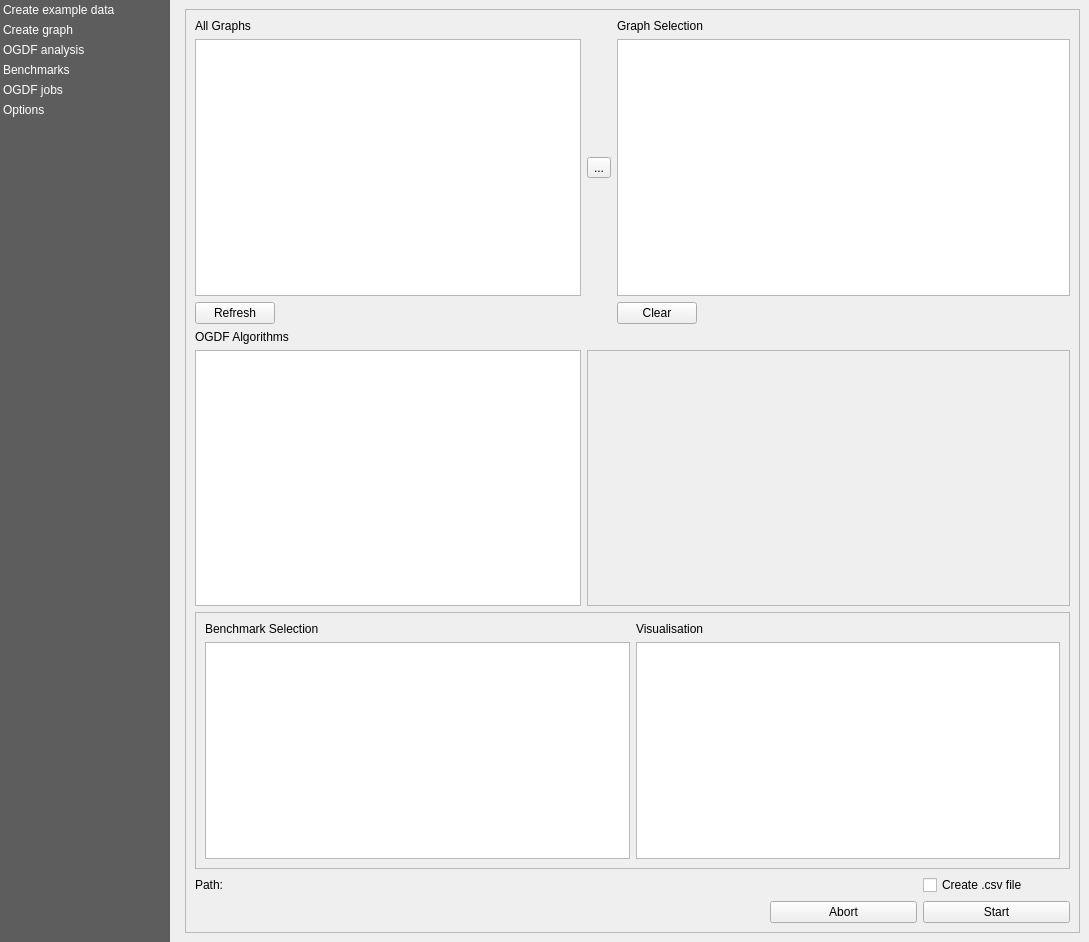
Before: the Qt Designer form views/PluginDialog.ui in S-P-A-N-N-E-R-S/Frontend, drawn with Qt 5.
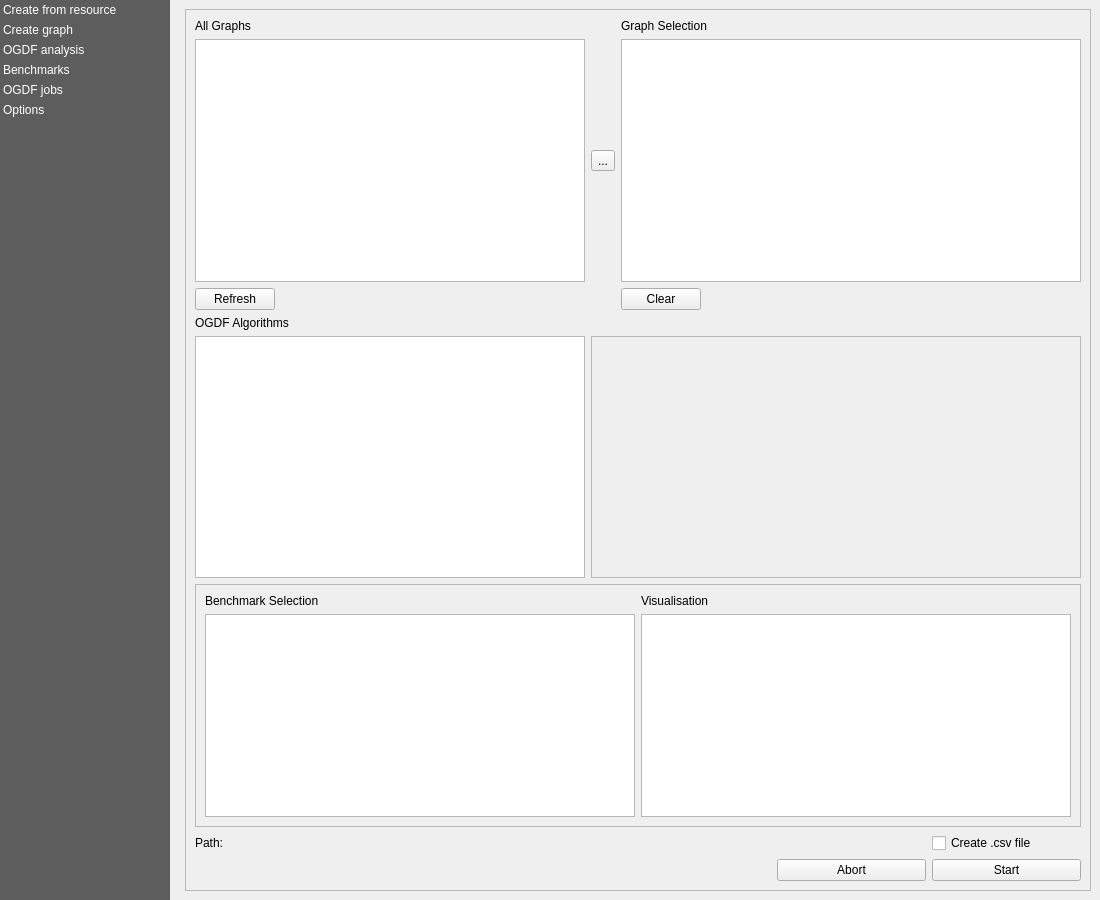
After: the same form once the commit is applied. The open tabs and pages were chosen to show the change. Icons and pictures are not drawn. Custom widgets are drawn as their Qt base class.

Commit message: Change example view name and simplify class names, refs #157

```diff
--- a/views/PluginDialog.ui
+++ b/views/PluginDialog.ui
@@ -9,8 +9,8 @@
    <rect>
     <x>0</x>
     <y>0</y>
-    <width>1089</width>
-    <height>942</height>
+    <width>1100</width>
+    <height>900</height>
    </rect>
   </property>
   <property name="windowTitle">
@@ -102,7 +102,7 @@
      </property>
      <item>
       <property name="text">
-       <string>Create example data</string>
+       <string>Create from resource</string>
       </property>
      </item>
      <item>
@@ -145,8 +145,8 @@
           <rect>
            <x>0</x>
            <y>0</y>
-           <width>893</width>
-           <height>922</height>
+           <width>904</width>
+           <height>880</height>
           </rect>
          </property>
          <property name="minimumSize">
@@ -1569,8 +1569,8 @@
                   <rect>
                    <x>0</x>
                    <y>0</y>
-                   <width>873</width>
-                   <height>247</height>
+                   <width>784</width>
+                   <height>233</height>
                   </rect>
                  </property>
                  <layout class="QGridLayout" name="gridLayout_2">
@@ -1776,8 +1776,8 @@
                   <rect>
                    <x>0</x>
                    <y>0</y>
-                   <width>487</width>
-                   <height>248</height>
+                   <width>98</width>
+                   <height>28</height>
                   </rect>
                  </property>
                 </widget>
```
Left out of the diff: 20 changed lines with no effect on the pictures. The commit also changes 11 other files.
